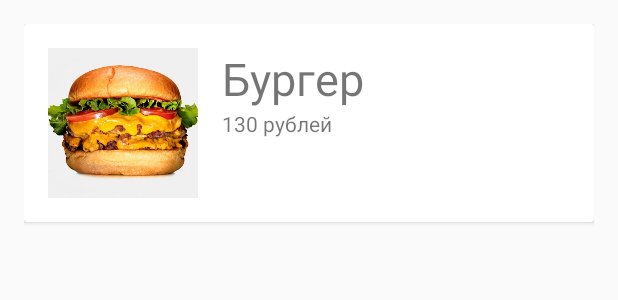
After one commit to tomatoset/Global, an Android app: the layout card_layout.xml on its own in the app's theme, with its tools: preview values and no code run, on a phone screen of 412 x 824 dp. The commit adds this screen. Shown: the top 300 px of the screen. Run offline under Robolectric (Android 15) with nearby library versions, the phone set to English and light mode, and no system bars.

Commit message:
Add layout card

```diff
--- a/Global/app/build.gradle
+++ b/Global/app/build.gradle
@@ -24,4 +24,7 @@ dependencies {
     compile 'com.android.support:appcompat-v7:23.0.1'
     compile 'com.android.support:design:23.0.1'
     compile 'com.google.android.gms:play-services:8.3.0'
+    compile 'com.android.support:cardview-v7:21.0.+'
+    compile 'com.android.support:recyclerview-v7:21.0.+'
+
 }
--- /dev/null
+++ b/Global/app/src/main/java/com/tomatoset/app/Menu.java
@@ -0,0 +1,14 @@
+package com.tomatoset.app;
+
+
+public class Menu {
+    String name;
+    String sum;
+    int photoId;
+
+    Menu(String name, String sum, int photoId) {
+        this.name = name;
+        this.sum = sum;
+        this.photoId = photoId;
+    }
+}
--- /dev/null
+++ b/Global/app/src/main/res/layout/card_layout.xml
@@ -0,0 +1,43 @@
+<?xml version="1.0" encoding="utf-8"?>
+<LinearLayout
+    xmlns:android="http://schemas.android.com/apk/res/android"
+    android:orientation="vertical"
+    android:layout_width="match_parent"
+    android:layout_height="match_parent"
+    android:padding="16dp">
+    <android.support.v7.widget.CardView
+        android:id="@+id/cardView"
+        android:layout_width="match_parent"
+        android:layout_height="wrap_content">
+        <RelativeLayout
+            android:layout_width="wrap_content"
+            android:layout_height="wrap_content"
+            android:padding="16dp">
+            <ImageView
+                android:layout_width="100dp"
+                android:layout_height="100dp"
+                android:id="@+id/food_photo"
+                android:layout_alignParentLeft="true"
+                android:layout_alignParentTop="true"
+                android:layout_marginRight="16dp"
+                android:src="@drawable/burger" />
+            <TextView
+                android:layout_width="wrap_content"
+                android:layout_height="wrap_content"
+                android:id="@+id/food_name"
+                android:layout_toRightOf="@+id/food_photo"
+                android:layout_alignParentTop="true"
+                android:textSize="30sp"
+                android:text="Бургер"
+                />
+            <TextView
+                android:layout_width="wrap_content"
+                android:layout_height="wrap_content"
+                android:id="@+id/food_sum"
+                android:layout_toRightOf="@id/food_photo"
+                android:layout_below="@+id/food_name"
+                android:text="130 рублей"
+                />
+        </RelativeLayout>
+    </android.support.v7.widget.CardView>
+</LinearLayout>
--- /dev/null
+++ b/Global/app/src/main/res/layout/food_layout.xml
@@ -0,0 +1,6 @@
+<?xml version="1.0" encoding="utf-8"?>
+<LinearLayout xmlns:android="http://schemas.android.com/apk/res/android"
+    android:orientation="vertical" android:layout_width="match_parent"
+    android:layout_height="match_parent">
+
+</LinearLayout>
--- a/Global/app/src/main/res/layout/fragment_menu.xml
+++ b/Global/app/src/main/res/layout/fragment_menu.xml
@@ -1,6 +1,15 @@
 <?xml version="1.0" encoding="utf-8"?>
-<LinearLayout xmlns:android="http://schemas.android.com/apk/res/android"
-    android:orientation="vertical" android:layout_width="match_parent"
+<LinearLayout
+    xmlns:android="http://schemas.android.com/apk/res/android"
+    android:orientation="vertical"
+    android:layout_width="match_parent"
     android:layout_height="match_parent">
 
+    <android.support.v7.widget.RecyclerView
+        android:layout_width="match_parent"
+        android:layout_height="match_parent"
+        android:id="@+id/rv"
+        />
+
+
 </LinearLayout>
```
Also changed, not shown: Global/app/src/main/res/drawable/burger.jpg (added), Global/app/src/main/res/drawable/cheeseburger.jpg (added), Global/app/src/main/res/drawable/fish.jpg (added), Global/app/src/main/res/drawable/poncho.jpg (added).
